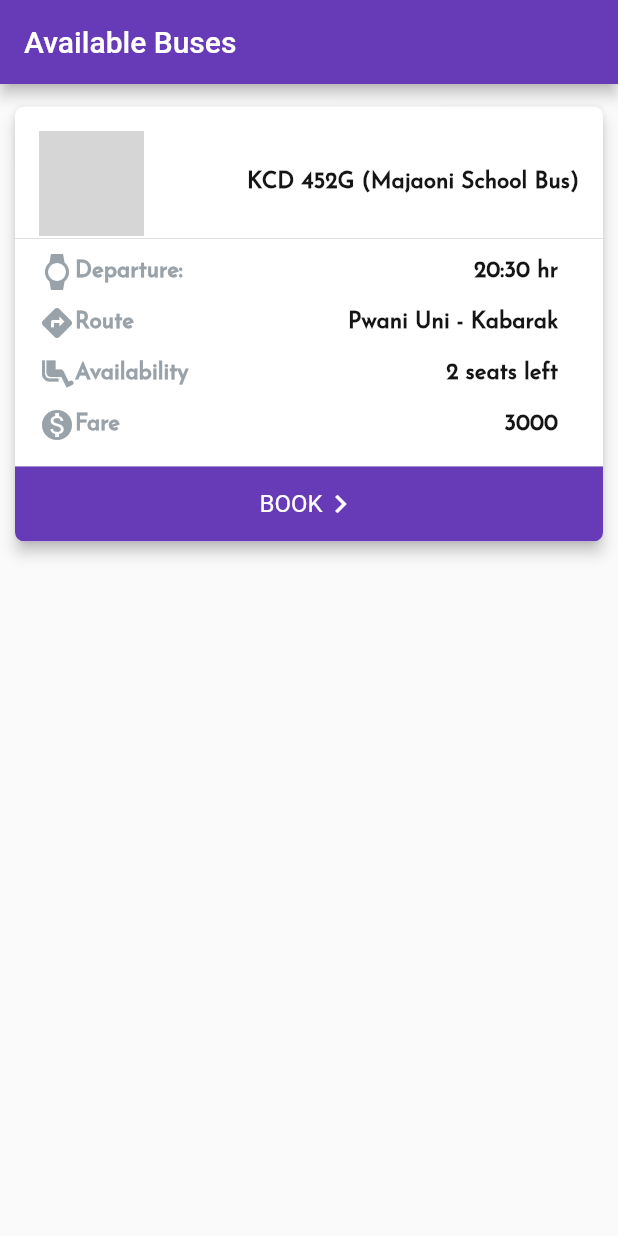
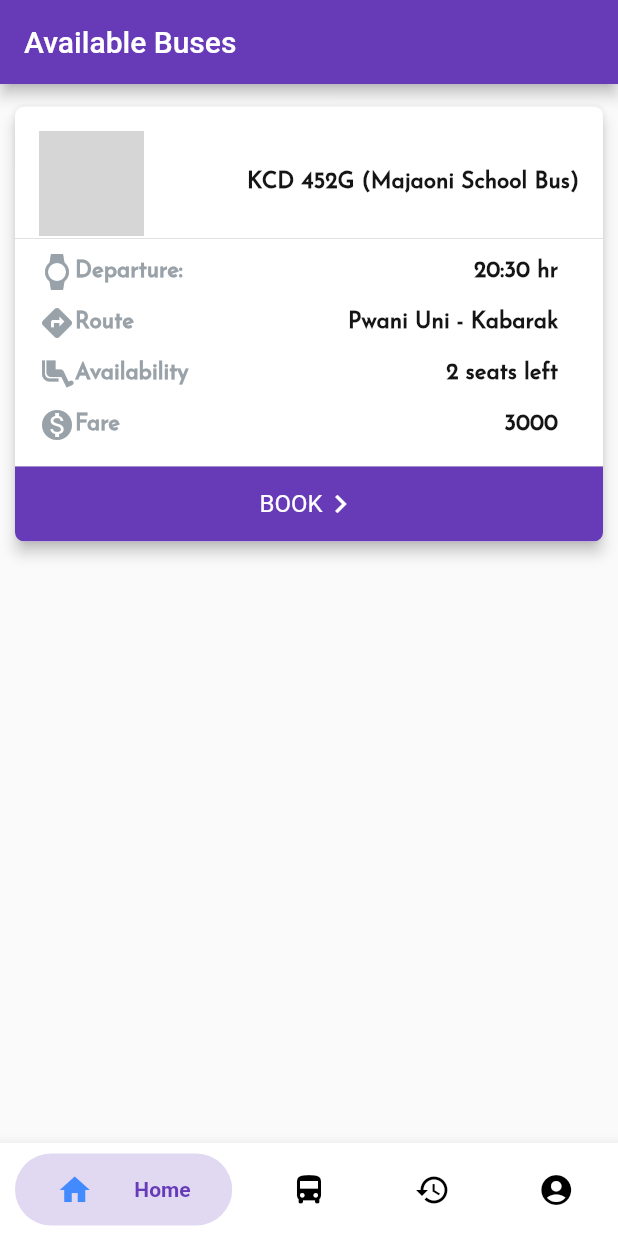
Before and after one commit to james-muriithi/curved-bottomnav-flutter, a Flutter app: the screen it shows after launch, on a phone screen of 412 x 824 dp. Run offline on Flutter 3.47's test engine with Material 2 defaults, Android fonts, the phone set to English and light mode, and no system bars; drawn by our look-alikes of bubble_bottom_bar; our stand-ins replace fluttertoast; network calls fail; grey boxes are pictures that could not be loaded.

```diff
--- a/lib/available_buses.dart
+++ b/lib/available_buses.dart
@@ -1,5 +1,6 @@
 import 'package:flutter/material.dart';
 import 'card.dart';
+import 'package:bubble_bottom_bar/bubble_bottom_bar.dart';
 
 class Results extends StatelessWidget {
   @override
@@ -18,6 +19,63 @@ class Results extends StatelessWidget {
                 'busName', 'numberPlate', 'from', '', 'availability', 'fare'),
           )
         ]),
+        // bottom nav
+      bottomNavigationBar: BubbleBottomBar(
+          opacity: .2,
+          onTap: (int index) {
+            // Navigator.pop(context);
+            // _tabController.animateTo(index,
+            //     duration: Duration(milliseconds: 300), curve: Curves.ease);
+          },
+          elevation: 8,
+          hasNotch: false, //new
+          hasInk: true, //new, gives a cute ink effect
+          items: <BubbleBottomBarItem>[
+            BubbleBottomBarItem(
+                backgroundColor: Theme.of(context).primaryColor,
+                icon: Icon(
+                  Icons.home,
+                  color: Colors.black,
+                ),
+                activeIcon: Icon(
+                  Icons.home,
+                  color: Theme.of(context).accentColor,
+                ),
+                title: Text("Home")),
+            BubbleBottomBarItem(
+                backgroundColor: Theme.of(context).primaryColor,
+                icon: Icon(
+                  Icons.directions_bus,
+                  color: Colors.black,
+                ),
+                activeIcon: Icon(
+                  Icons.directions_bus,
+                  color: Theme.of(context).primaryColor,
+                ),
+                title: Text("Buses")),
+            BubbleBottomBarItem(
+                backgroundColor: Theme.of(context).primaryColor,
+                icon: Icon(
+                  Icons.history,
+                  color: Colors.black,
+                ),
+                activeIcon: Icon(
+                  Icons.history,
+                  color: Theme.of(context).primaryColor,
+                ),
+                title: Text("History")),
+            BubbleBottomBarItem(
+                backgroundColor: Theme.of(context).primaryColor,
+                icon: Icon(
+                  Icons.account_circle,
+                  color: Colors.black,
+                ),
+                activeIcon: Icon(
+                  Icons.account_circle,
+                  color: Theme.of(context).primaryColor,
+                ),
+                title: Text("Account")),
+          ]),
       ),
     );
   }
--- a/lib/card.dart
+++ b/lib/card.dart
@@ -1,3 +1,4 @@
+import 'package:bottom_nav/seat_arrangement.dart';
 import 'package:flutter/material.dart';
 
 Color purpleColor = Color(0xFF2B1AAF);
@@ -128,8 +129,12 @@ class ResultCardState extends State<ResultCard> {
                   height: 50,
                   child: InkWell(
                     onTap: () {
-                      Navigator.of(context).pushNamed(
-                        '/secon',
+                      Navigator.push(
+                        context,
+                        new MaterialPageRoute(
+                          builder: (context) =>
+                              new MyHomePage(title: 'Seat Arrangement'),
+                        ),
                       );
                     },
                     child: Row(
--- a/lib/main.dart
+++ b/lib/main.dart
@@ -10,7 +10,7 @@ class MyApp extends StatelessWidget {
     return MaterialApp(
       title: 'Seat Arrangement',
       theme: ThemeData(
-        primaryColor: Colors.blue,
+        primaryColor: Colors.deepPurple,
         accentColor: Colors.blueAccent,
       ),
       initialRoute: '/',
--- a/lib/route_generator.dart
+++ b/lib/route_generator.dart
@@ -11,14 +11,17 @@ class RouteGenerator {
       case '/':
         // return MaterialPageRoute(builder: (_) => MyHomePage(title: 'Seat Arrangement'));
         return MaterialPageRoute(builder: (_) => Results());
-      case '/second':
+        break;
+      case '/secon':
         // If args is not of the correct type, return an error page.
         // You can also throw an exception while in development.
         print('object');
         return MaterialPageRoute(builder: (_) => MyHomePage(title: 'Seat Arrangement'));
+        break;
       default:
         // If there is no such named route in the switch statement, e.g. /third
         return _errorRoute();
+        break;
     }
   }
 
--- a/lib/seat_arrangement.dart
+++ b/lib/seat_arrangement.dart
@@ -114,6 +114,7 @@ class _MyHomePageState extends State<MyHomePage> {
     return Scaffold(
       appBar: AppBar(
         title: Text(widget.title),
+        backgroundColor: Colors.deepPurple,
       ),
       body: Container(
         margin: EdgeInsets.only(left: 25.0, right: 5.0),
@@ -147,10 +148,7 @@ class _MyHomePageState extends State<MyHomePage> {
             setState(() {
               _currentIndex = index;
             });
-            // Navigator.of(context).pushNamed(
-            //   '/second',
-            //   arguments: 'Hello there from the first page!',
-            // );
+            // Navigator.pop(context);
             // _tabController.animateTo(index,
             //     duration: Duration(milliseconds: 300), curve: Curves.ease);
           },
```
